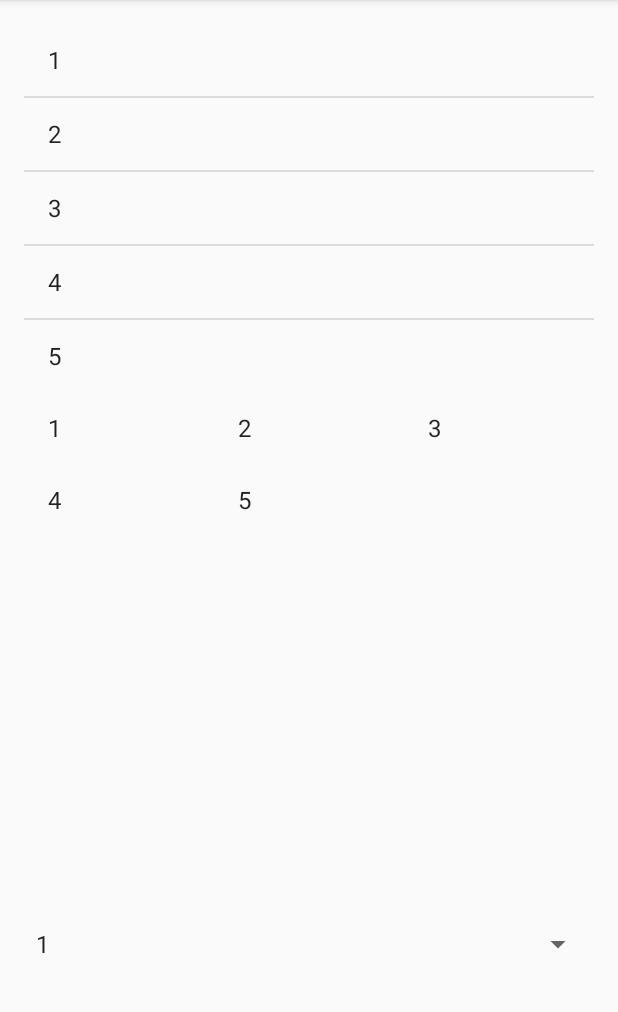
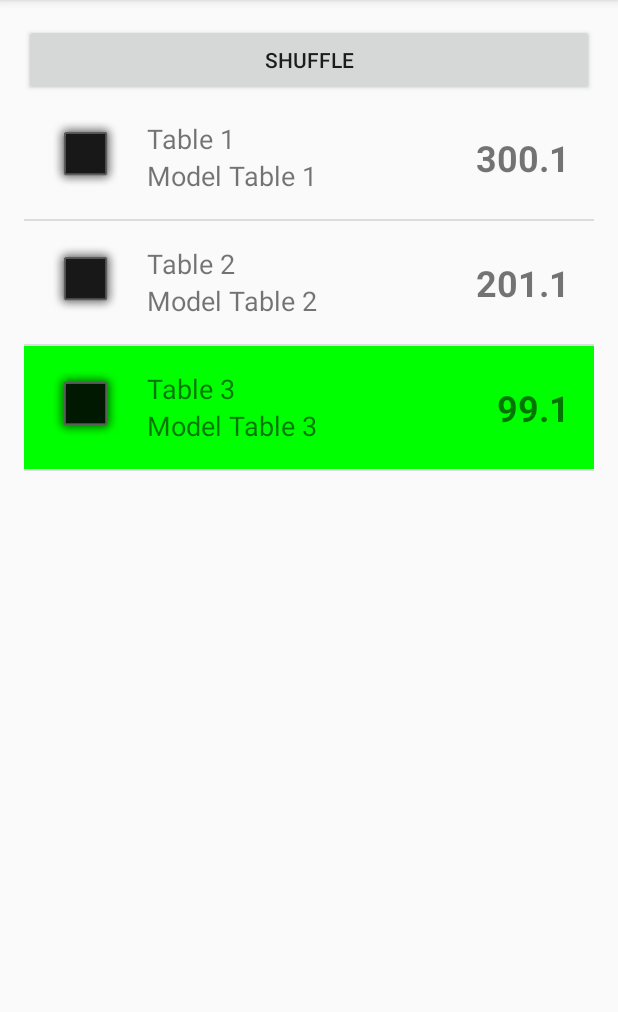
Before and after one commit to sytniky/ListDemo3, an Android app: the screen it shows after launch (MainActivity), on a phone screen of 412 x 824 dp, the part 84-1096 px from its top. Run offline under Robolectric (Android 15) with nearby library versions, the phone set to English and light mode, and no system bars.

Commit message:
Added custom adapter

```diff
--- /dev/null
+++ b/app/src/main/java/edu/hillel/listdemo/Goods.java
@@ -0,0 +1,34 @@
+package edu.hillel.listdemo;
+
+/**
+ * Created by yuriy on 13.07.16.
+ */
+public class Goods {
+    private int iconId;
+    private String title;
+    private String desc;
+    private double cost;
+
+    public Goods(int iconId, String title, String desc, double cost) {
+        this.iconId = iconId;
+        this.title = title;
+        this.desc = desc;
+        this.cost = cost;
+    }
+
+    public int getIconId() {
+        return iconId;
+    }
+
+    public String getTitle() {
+        return title;
+    }
+
+    public String getDesc() {
+        return desc;
+    }
+
+    public double getCost() {
+        return cost;
+    }
+}
--- a/app/src/main/java/edu/hillel/listdemo/MainActivity.java
+++ b/app/src/main/java/edu/hillel/listdemo/MainActivity.java
@@ -2,48 +2,59 @@ package edu.hillel.listdemo;
 
 import android.support.v7.app.AppCompatActivity;
 import android.os.Bundle;
-import android.view.MenuItem;
 import android.view.View;
 import android.widget.AdapterView;
-import android.widget.ArrayAdapter;
-import android.widget.GridView;
+import android.widget.Button;
 import android.widget.ListView;
-import android.widget.Spinner;
 import android.widget.Toast;
+import java.util.LinkedList;
 
-public class MainActivity extends AppCompatActivity implements AdapterView.OnItemClickListener {
+public class MainActivity extends AppCompatActivity implements AdapterView.OnItemClickListener, AdapterView.OnItemLongClickListener {
 
-    private String[] data = {"1", "2", "3", "4", "5"};
+    private LinkedList<Goods> goodsArray;
+    private MyAdapter myAdapter;
 
     @Override
     protected void onCreate(Bundle savedInstanceState) {
         super.onCreate(savedInstanceState);
         setContentView(R.layout.activity_main);
+        initGoods();
+
+        Button button = (Button) findViewById(R.id.btnShuffle);
+        button.setOnClickListener(new View.OnClickListener() {
+            @Override
+            public void onClick(View view) {
+                myAdapter.filterData(100);
+                myAdapter.notifyDataSetChanged();
+            }
+        });
 
         ListView list = (ListView) findViewById(R.id.lvList);
         list.setOnItemClickListener(this);
+        list.setOnItemLongClickListener(this);
 
-        ArrayAdapter adapter = new ArrayAdapter(this, android.R.layout.simple_list_item_1, data);
-        list.setAdapter(adapter);
+        myAdapter = new MyAdapter(this, goodsArray);
+        list.setAdapter(myAdapter);
+     }
 
-
-
-        GridView grid = (GridView) findViewById(R.id.gvGrid);
-        grid.setOnItemClickListener(this);
-
-        ArrayAdapter gridAdapter = new ArrayAdapter(this, android.R.layout.simple_list_item_1, data);
-        grid.setAdapter(gridAdapter);
-
-
-
-        Spinner spinner = (Spinner) findViewById(R.id.spinner);
-        ArrayAdapter spinnerAdapter = new ArrayAdapter(this, android.R.layout.simple_spinner_item, data);
-        spinner.setAdapter(spinnerAdapter);
-     }
+    private void initGoods() {
+        goodsArray = new LinkedList<>();
+        goodsArray.add(new Goods(android.R.drawable.alert_dark_frame, "Table 1", "Model Table 1", 300.1));
+        goodsArray.add(new Goods(android.R.drawable.alert_dark_frame, "Table 2", "Model Table 2", 201.1));
+        goodsArray.add(new Goods(android.R.drawable.alert_dark_frame, "Table 3", "Model Table 3", 99.1));
+    }
 
     @Override
     public void onItemClick(AdapterView<?> adapterView, View view, int pos, long id) {
-//        String[] data = getResources().getStringArray(R.array.data);
-        Toast.makeText(this, data[pos], Toast.LENGTH_SHORT).show();
+        Goods curGoods = myAdapter.getItem(pos);
+        Toast.makeText(this, curGoods.getTitle(), Toast.LENGTH_SHORT).show();
+    }
+
+    @Override
+    public boolean onItemLongClick(AdapterView<?> adapterView, View view, int i, long l) {
+        Goods curGoods = myAdapter.getItem(i);
+        goodsArray.remove(curGoods);
+        myAdapter.notifyDataSetChanged();
+        return true;
     }
 }
--- /dev/null
+++ b/app/src/main/java/edu/hillel/listdemo/MyAdapter.java
@@ -0,0 +1,80 @@
+package edu.hillel.listdemo;
+
+import android.content.Context;
+import android.view.LayoutInflater;
+import android.view.View;
+import android.view.ViewGroup;
+import android.widget.BaseAdapter;
+import android.widget.ImageView;
+import android.widget.RelativeLayout;
+import android.widget.TextView;
+import java.util.LinkedList;
+
+/**
+ * Created by yuriy on 13.07.16.
+ */
+public class MyAdapter extends BaseAdapter {
+
+    private LinkedList<Goods> mGoods;
+    private LinkedList<Goods> mFilteredGoods;
+    private LayoutInflater mInfleter;
+
+    public MyAdapter(Context c, LinkedList<Goods> goods) {
+        mGoods = goods;
+        mFilteredGoods = (LinkedList<Goods>) mGoods.clone();
+        mInfleter = (LayoutInflater) c.getSystemService(Context.LAYOUT_INFLATER_SERVICE);
+    }
+
+    @Override
+    public int getCount() {
+        return mFilteredGoods.size();
+    }
+
+    @Override
+    public Goods getItem(int i) {
+        return mFilteredGoods.get(i);
+    }
+
+    @Override
+    public long getItemId(int i) {
+        return i;
+    }
+
+    @Override
+    public View getView(int i, View view, ViewGroup viewGroup) {
+        view = mInfleter.inflate(R.layout.list_item, viewGroup, false);
+        ImageView ivItem = (ImageView) view.findViewById(R.id.ivImage);
+        TextView tvTitle = (TextView) view.findViewById(R.id.tvTitle);
+        TextView tvDesc = (TextView) view.findViewById(R.id.tvDesc);
+        TextView tvCost = (TextView) view.findViewById(R.id.tvCost);
+
+        Goods goods = getItem(i);
+
+        ivItem.setImageResource(goods.getIconId());
+        tvTitle.setText(goods.getTitle());
+        tvDesc.setText(goods.getDesc());
+        tvCost.setText(String.valueOf(goods.getCost()));
+
+        if (goods.getCost() < 100) {
+            RelativeLayout rl = (RelativeLayout) view.findViewById(R.id.rlLayout);
+            rl.setBackgroundColor(0xFF00FF00);
+        }
+
+        return view;
+    }
+
+//    public void shuffleData() {
+//        Collections.shuffle(mGoods);
+//    }
+
+    public void filterData(int minConst) {
+        LinkedList<Goods> newGoods = new LinkedList<>();
+        for (int i = 0; i< mGoods.size(); i++) {
+            if (mGoods.get(i).getCost() > minConst) {
+                newGoods.add(mGoods.get(i));
+            }
+        }
+        mFilteredGoods = newGoods;
+        notifyDataSetChanged();
+    }
+}
--- a/app/src/main/res/layout/activity_main.xml
+++ b/app/src/main/res/layout/activity_main.xml
@@ -11,24 +11,15 @@
     tools:context="edu.hillel.listdemo.MainActivity"
     android:orientation="vertical">
 
+    <Button
+        android:id="@+id/btnShuffle"
+        android:layout_width="match_parent"
+        android:layout_height="wrap_content"
+        android:text="shuffle"/>
+
     <ListView
         android:id="@+id/lvList"
         android:layout_width="match_parent"
-        android:layout_height="0dp"
-        android:layout_weight="1"/>
-        <!--android:entries="@array/data" />-->
-
-    <GridView
-        android:id="@+id/gvGrid"
-        android:layout_width="match_parent"
-        android:layout_height="0dp"
-        android:layout_weight="1"
-        android:numColumns="3"/>
-
-    <Spinner
-        android:id="@+id/spinner"
-        android:layout_width="match_parent"
-        android:layout_height="0dp"
-        android:layout_weight="1" />
+        android:layout_height="match_parent" />
 
 </LinearLayout>
--- /dev/null
+++ b/app/src/main/res/layout/list_item.xml
@@ -0,0 +1,48 @@
+<?xml version="1.0" encoding="utf-8"?>
+<RelativeLayout xmlns:android="http://schemas.android.com/apk/res/android"
+    android:orientation="vertical"
+    android:layout_width="match_parent"
+    android:layout_height="wrap_content"
+    android:padding="16dp"
+    android:id="@+id/rlLayout">
+
+    <ImageView
+        android:id="@+id/ivImage"
+        android:layout_width="50dp"
+        android:layout_height="50dp"
+        android:src="@android:drawable/ic_delete"/>
+
+    <TextView
+        android:id="@+id/tvCost"
+        android:layout_width="wrap_content"
+        android:layout_height="wrap_content"
+        android:layout_alignParentRight="true"
+        android:layout_centerVertical="true"
+        android:textSize="24sp"
+        android:textStyle="bold"
+        android:text="test"/>
+
+    <TextView
+        android:id="@+id/tvTitle"
+        android:layout_width="match_parent"
+        android:layout_height="wrap_content"
+        android:layout_toRightOf="@id/ivImage"
+        android:layout_toLeftOf="@id/tvCost"
+        android:layout_alignTop="@id/ivImage"
+        android:paddingLeft="16dp"
+        android:textSize="18sp"
+        android:text="Title"/>
+
+    <TextView
+        android:id="@+id/tvDesc"
+        android:layout_width="match_parent"
+        android:layout_height="wrap_content"
+        android:layout_toRightOf="@id/ivImage"
+        android:layout_toLeftOf="@id/tvCost"
+        android:layout_below="@id/tvTitle"
+        android:paddingLeft="16dp"
+        android:textSize="18sp"
+        android:text="Desc"/>
+
+
+</RelativeLayout>
```
